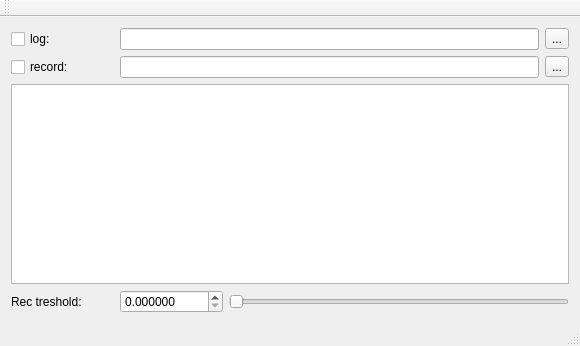
Qt form src/mainwindow.ui (pinkavaj/transrec) before a commit.
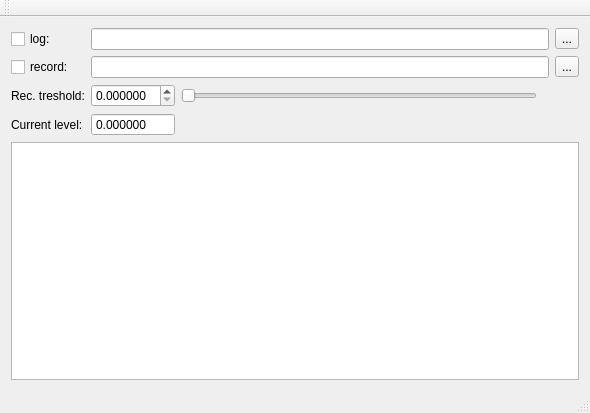
The same form after that commit.

Commit message: Display actual value of audio power, obj. renames

The edit to the form file:
```diff
--- a/src/mainwindow.ui
+++ b/src/mainwindow.ui
@@ -6,8 +6,8 @@
    <rect>
     <x>0</x>
     <y>0</y>
-    <width>580</width>
-    <height>346</height>
+    <width>590</width>
+    <height>413</height>
    </rect>
   </property>
   <property name="windowTitle">
@@ -32,7 +32,7 @@
       </property>
      </widget>
     </item>
-    <item row="2" column="0" colspan="6">
+    <item row="4" column="0" rowspan="3" colspan="6">
      <widget class="QPlainTextEdit" name="logPlainTextEdit"/>
     </item>
     <item row="1" column="0">
@@ -52,15 +52,15 @@
     <item row="1" column="1" colspan="4">
      <widget class="QLineEdit" name="recDirNameLineEdit"/>
     </item>
-    <item row="3" column="0">
+    <item row="2" column="0">
      <widget class="QLabel" name="label">
       <property name="text">
-       <string>Rec treshold:</string>
+       <string>Rec. treshold:</string>
       </property>
      </widget>
     </item>
-    <item row="3" column="1">
-     <widget class="QDoubleSpinBox" name="pwrLimitDoubleSpinBox">
+    <item row="2" column="1">
+     <widget class="QDoubleSpinBox" name="carrierPwrTresholdDoubleSpinBox">
       <property name="decimals">
        <number>6</number>
       </property>
@@ -72,8 +72,8 @@
       </property>
      </widget>
     </item>
-    <item row="3" column="2" colspan="4">
-     <widget class="QSlider" name="pwrLimitHorizontalSlider">
+    <item row="2" column="2">
+     <widget class="QSlider" name="carrierPwrTresholdHorizontalSlider">
       <property name="maximum">
        <number>100</number>
       </property>
@@ -82,6 +82,26 @@
       </property>
      </widget>
     </item>
+    <item row="3" column="1">
+     <widget class="QDoubleSpinBox" name="carrierPwrDoubleSpinBox">
+      <property name="readOnly">
+       <bool>true</bool>
+      </property>
+      <property name="buttonSymbols">
+       <enum>QAbstractSpinBox::NoButtons</enum>
+      </property>
+      <property name="decimals">
+       <number>6</number>
+      </property>
+     </widget>
+    </item>
+    <item row="3" column="0">
+     <widget class="QLabel" name="label_2">
+      <property name="text">
+       <string>Current level:</string>
+      </property>
+     </widget>
+    </item>
    </layout>
   </widget>
   <widget class="QMenuBar" name="menuBar">
```
Left out of the diff: 2 changed lines with no effect on the pictures. The commit also changes 2 other files.
